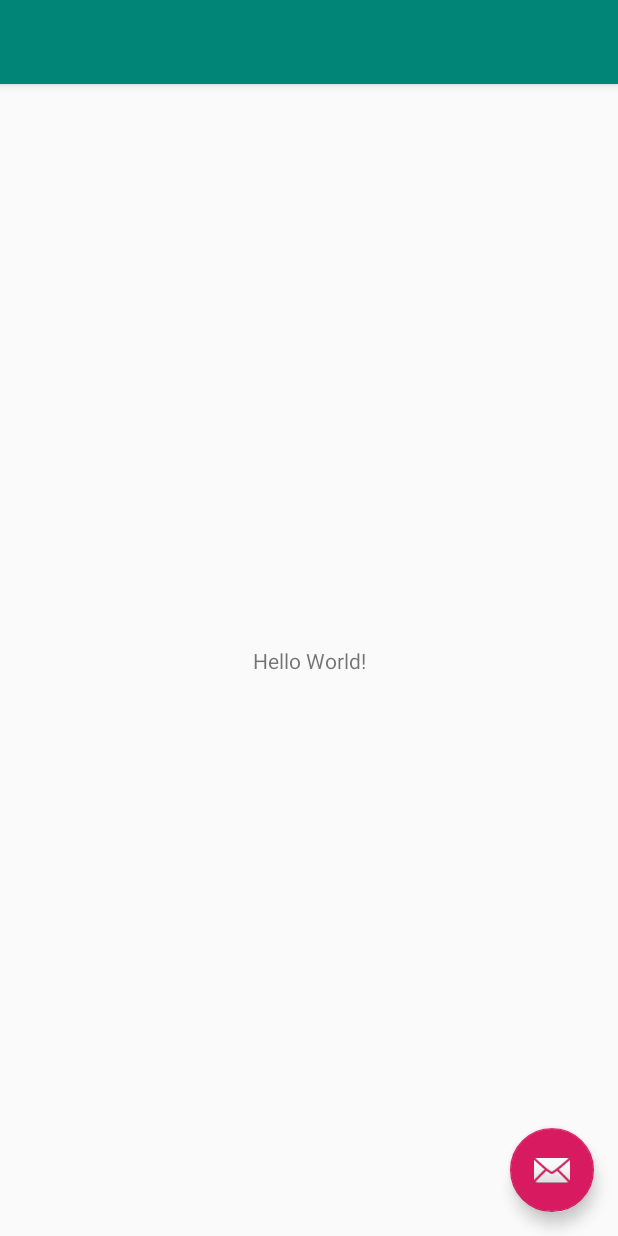
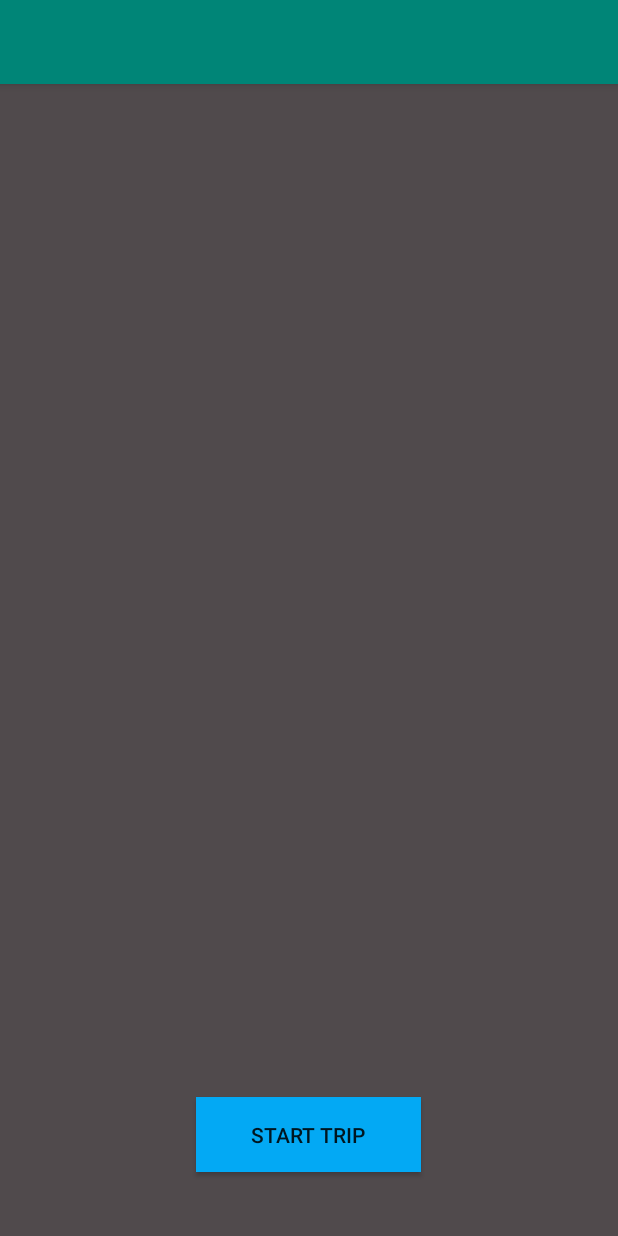
Before and after one commit to FiratElkurdoz/DrivingLog, an Android app: the layout app_bar_main.xml on its own in the app's theme, with its tools: preview values and no code run, on a phone screen of 412 x 824 dp. Run offline under Robolectric (Android 15) with nearby library versions, the phone set to English and light mode, and no system bars.

Commit message:
GOOGLE MAPS

```diff
--- a/app/src/main/AndroidManifest.xml
+++ b/app/src/main/AndroidManifest.xml
@@ -8,7 +8,8 @@
          location permissions for the 'MyLocation' functionality.
     -->
     <uses-permission android:name="android.permission.ACCESS_FINE_LOCATION" />
-   <!--<uses-permission android:name="android.permission.ACCESS_FINE_LOCATION" />-->
+
+    <!--<uses-permission android:name="android.permission.ACCESS_FINE_LOCATION" />-->
 
 
     <!-- To auto-complete the email text field in the login form with the user's emails -->
--- a/app/src/main/res/layout/activity_map_page.xml
+++ b/app/src/main/res/layout/activity_map_page.xml
@@ -4,13 +4,15 @@
     xmlns:tools="http://schemas.android.com/tools"
     android:layout_width="match_parent"
     android:layout_height="match_parent"
+    android:background="#504A4C"
     android:gravity="center_horizontal"
     android:orientation="vertical"
     android:paddingLeft="@dimen/activity_horizontal_margin"
     android:paddingTop="@dimen/activity_vertical_margin"
     android:paddingRight="@dimen/activity_horizontal_margin"
     android:paddingBottom="@dimen/activity_vertical_margin"
-    tools:context=".LoginActivity">
+    tools:context=".Map_page">
+
 
         <fragment xmlns:android="http://schemas.android.com/apk/res/android"
             xmlns:map="http://schemas.android.com/apk/res-auto"
@@ -18,19 +20,31 @@
             android:id="@+id/map"
             android:name="com.google.android.gms.maps.SupportMapFragment"
             android:layout_width="match_parent"
-    android:layout_height="450dp"
+            android:layout_height="700dp"
             tools:context=".Map_page" />
 
-
     <Button
-        android:id="@+id/Startbutton"
+        android:id="@+id/startButton"
         android:layout_width="150dp"
         android:layout_height="50dp"
-        android:layout_marginStart="161dp"
-        android:layout_marginTop="100dp"
+        android:layout_marginStart="162dp"
+        android:layout_marginTop="15dp"
         android:layout_marginEnd="162dp"
         android:layout_marginBottom="278dp"
         android:background="#03A9F4"
-        android:text="Start" />
+        android:text="Start Trip" />
+
+    <Button
+        android:id="@+id/endButton"
+        android:layout_width="150dp"
+        android:layout_height="50dp"
+        android:layout_marginStart="162dp"
+        android:layout_marginTop="15dp"
+        android:layout_marginEnd="162dp"
+        android:layout_marginBottom="278dp"
+        android:background="#F44336"
+        android:text="End Trip"
+        android:visibility="invisible" />
+
 
 </LinearLayout>
--- a/app/src/main/res/layout/app_bar_main.xml
+++ b/app/src/main/res/layout/app_bar_main.xml
@@ -5,7 +5,7 @@
     xmlns:tools="http://schemas.android.com/tools"
     android:layout_width="match_parent"
     android:layout_height="match_parent"
-    tools:context=".MainActivity">
+    tools:context=".Map_page">
 
     <com.google.android.material.appbar.AppBarLayout
         android:layout_height="wrap_content"
@@ -21,14 +21,6 @@
 
     </com.google.android.material.appbar.AppBarLayout>
 
-    <include layout="@layout/content_main"/>
-
-    <com.google.android.material.floatingactionbutton.FloatingActionButton
-        android:id="@+id/fab"
-        android:layout_width="wrap_content"
-        android:layout_height="wrap_content"
-        android:layout_gravity="bottom|end"
-        android:layout_margin="@dimen/fab_margin"
-        app:srcCompat="@android:drawable/ic_dialog_email" />
+    <include layout="@layout/activity_map_page"/>
 
 </androidx.coordinatorlayout.widget.CoordinatorLayout>
--- a/app/src/main/res/layout/content_main.xml
+++ b/app/src/main/res/layout/content_main.xml
@@ -6,8 +6,8 @@
     android:layout_width="match_parent"
     android:layout_height="match_parent"
     app:layout_behavior="@string/appbar_scrolling_view_behavior"
-    tools:showIn="@layout/app_bar_main"
-    tools:context=".MainActivity">
+    tools:showIn="@layout/activity_map_page"
+    tools:context=".Map_page">
 
     <TextView
         android:layout_width="wrap_content"
--- a/app/src/main/res/values-v21/styles.xml
+++ b/app/src/main/res/values-v21/styles.xml
@@ -1,7 +1,7 @@
 <resources>
             <style name="AppTheme.NoActionBar">
-            <item name="windowActionBar">false</item>
-            <item name="windowNoTitle">true</item>
+            <item name="windowActionBar">true</item>
+            <item name="windowNoTitle">false</item>
             <item name="android:statusBarColor">@android:color/transparent</item>
         </style>
 </resources>
--- a/app/src/main/res/values/styles.xml
+++ b/app/src/main/res/values/styles.xml
@@ -8,8 +8,8 @@
         <item name="colorAccent">@color/colorAccent</item>
     </style>
     <style name="AppTheme.NoActionBar">
-        <item name="windowActionBar">false</item>
-        <item name="windowNoTitle">true</item>
+        <item name="windowActionBar">true</item>
+        <item name="windowNoTitle">false</item>
     </style>
     <style name="AppTheme.AppBarOverlay" parent="ThemeOverlay.AppCompat.Dark.ActionBar" />
     <style name="AppTheme.PopupOverlay" parent="ThemeOverlay.AppCompat.Light" />
```
Also changed, not shown: app/src/main/java/com/example/driveandlog/MainActivity.java (+9 -17 lines), app/src/main/java/com/example/driveandlog/Map_page.java (+58 -1 lines). Lines whose indentation alone changed are shown as unchanged.
